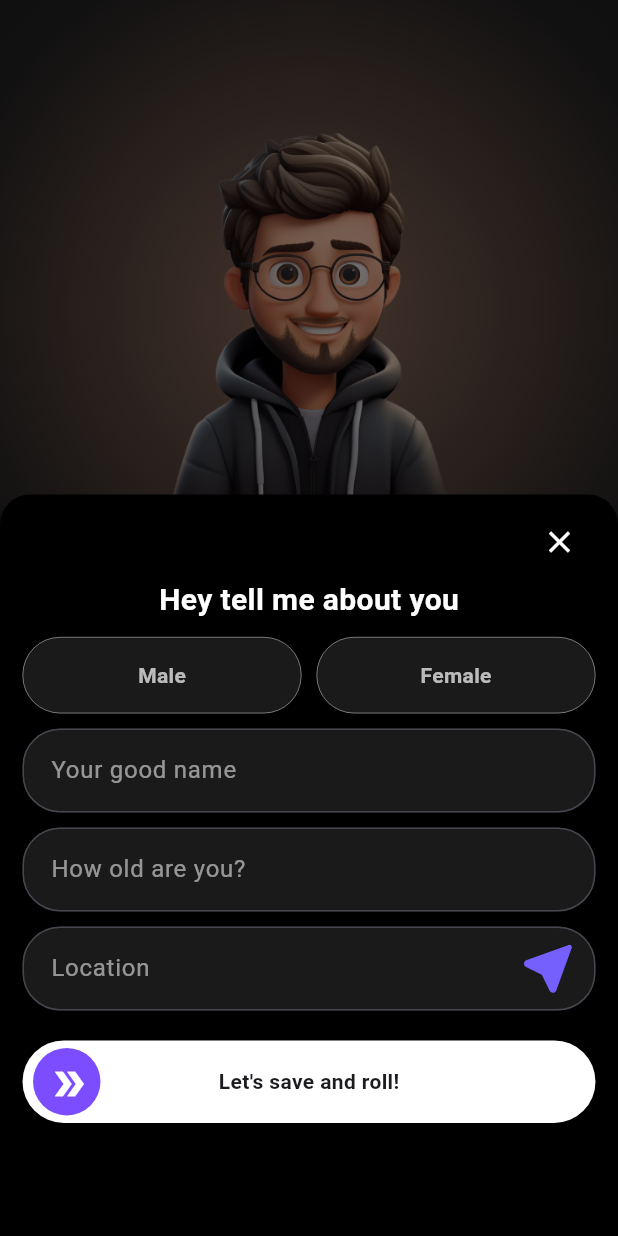
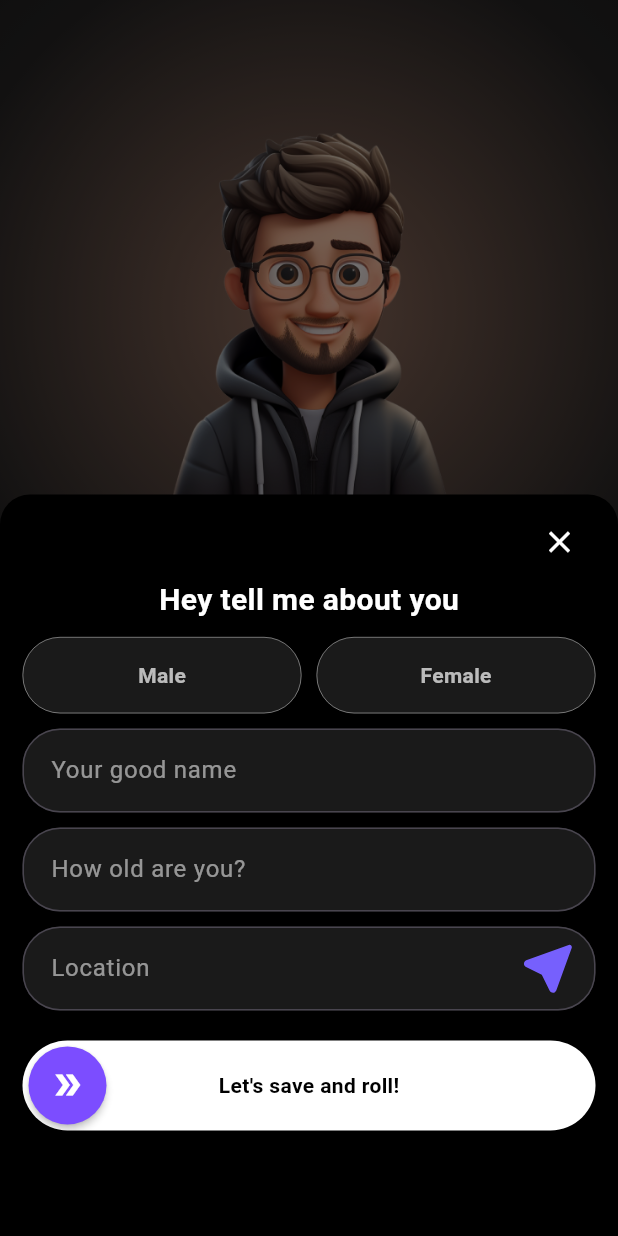
Before and after one commit to hafisRahman/flutter-profile-app, a Flutter app: the screen it shows after launch, on a phone screen of 412 x 824 dp. Run offline on Flutter 3.47's test engine with Material 3 defaults, Android fonts, the phone set to English and light mode, and no system bars; drawn by our look-alikes of swipeable_button_view; our stand-ins replace flutter_svg.

Commit message:
UI completed

```diff
--- a/lib/main.dart
+++ b/lib/main.dart
@@ -1,5 +1,4 @@
 import 'package:flutter/material.dart';
-import 'package:get/get.dart';
 import 'package:sample1/counter.dart';
 import 'package:sample1/screan1.dart';
 
@@ -12,7 +11,7 @@ class MainApp extends StatelessWidget {
 
   @override
   Widget build(BuildContext context) {
-    return GetMaterialApp(
+    return MaterialApp(
       debugShowCheckedModeBanner: false,
       home: ProfileScreen(),
     );
--- a/lib/screan1.dart
+++ b/lib/screan1.dart
@@ -1,10 +1,10 @@
 import 'package:flutter/material.dart';
-import 'package:get/get.dart';
 import 'package:sample1/consts/image_path.dart';
 import 'package:sample1/styles/app_colors.dart';
 import 'package:sample1/widgets/custom_inputfeild.dart';
 import 'package:sample1/widgets/gendr_selection_widget.dart';
-import 'package:sample1/widgets/swipe_to)save.dart';
+import 'package:sample1/widgets/save_button.dart';
+import 'package:sample1/widgets/swipe_to_save.dart';
 import 'package:sample1/widgets/text_styles.dart';
 
 class ProfileScreen extends StatefulWidget {
@@ -49,8 +49,10 @@ class _ProfileScreenState extends State<ProfileScreen> {
                   builder: (context, scrollController) {
                     return AboutYouModal(
                       onClose: () {
+                        if (mounted) {
                           setState(() => isBottomSheetOpen = false);
                           Navigator.pop(context);
+                        }
                       },
                       onSave: (String name, String age, String gender,
                           String location) {
@@ -62,7 +64,12 @@ class _ProfileScreenState extends State<ProfileScreen> {
                           isBottomSheetOpen = false;
                           childSize = 0.6; // Reset to initial height
                         });
-                        Get.back();
+                        //     Delay closing the modal to allow the animation to complete
+                        Future.delayed(Duration(seconds: 2), () {
+                          if (mounted) {
+                            Navigator.pop(context);
+                          }
+                        });
                       },
                     );
                   },
@@ -96,7 +103,6 @@ class _ProfileScreenState extends State<ProfileScreen> {
           decoration: BoxDecoration(gradient: AppColors.linearGradient),
           child: Column(
             children: [
-              // Avatar Section
               Container(
                 width: double.infinity,
                 height: MediaQuery.of(context).size.height * 0.5,
@@ -116,7 +122,6 @@ class _ProfileScreenState extends State<ProfileScreen> {
                 ),
               ),
               const Spacer(),
-              // Saved Info Section
               if (savedName != null)
                 Padding(
                   padding: const EdgeInsets.all(20),
@@ -138,21 +143,16 @@ class _ProfileScreenState extends State<ProfileScreen> {
                   ),
                 ),
               const Spacer(),
-              // Swipe-Up Indicator
               GestureDetector(
                 onTap: _showBottomSheet,
-                child: SizedBox(
                 child: Column(
                   children: [
                     const Icon(Icons.keyboard_arrow_up,
                         size: 40, color: Colors.white),
                     const SizedBox(height: 10),
-                      const Text(
-                        "Swipe up to edit profile",
-                        style: TextStyle(color: Colors.white70),
-                      ),
+                    const Text("Swipe up to edit profile",
+                        style: TextStyle(color: Colors.white70)),
                   ],
-                  ),
                 ),
               ),
               const SizedBox(height: 20),
@@ -173,11 +173,7 @@ class AboutYouModal extends StatefulWidget {
     String location,
   ) onSave;
 
-  const AboutYouModal({
-    super.key,
-    required this.onClose,
-    required this.onSave,
-  });
+  const AboutYouModal({super.key, required this.onClose, required this.onSave});
 
   @override
   State<AboutYouModal> createState() => _AboutYouModalState();
@@ -195,7 +191,6 @@ class _AboutYouModalState extends State<AboutYouModal> {
     nameController.dispose();
     ageController.dispose();
     locationController.dispose();
-
     super.dispose();
   }
 
@@ -214,73 +209,59 @@ class _AboutYouModalState extends State<AboutYouModal> {
             alignment: Alignment.topRight,
             child: IconButton(
               icon: const Icon(Icons.close, color: Colors.white),
-              onPressed: () {
-                widget.onClose();
-                Get.back();
-              },
+              onPressed: widget.onClose,
             ),
           ),
           normalText(text: "Hey tell me about you"),
           const SizedBox(height: 10),
-
-          // Gender Selection Row
           Row(
             children: [
               GenderSelectionButton(
                 label: 'Male',
                 selectedGender: selectedGender ?? '',
-                onTap: () {
-                  setState(() {
-                    selectedGender = 'Male';
-                  });
-                },
+                onTap: () => setState(() => selectedGender = 'Male'),
               ),
               const SizedBox(width: 10),
               GenderSelectionButton(
                 label: 'Female',
                 selectedGender: selectedGender ?? '',
-                onTap: () {
-                  setState(() {
-                    selectedGender = 'Female';
-                  });
-                },
+                onTap: () => setState(() => selectedGender = 'Female'),
               ),
             ],
           ),
           const SizedBox(height: 10),
-
           CustomInputField(
-            controller: nameController,
-            hintText: 'Your good name',
-          ),
+              controller: nameController, hintText: 'Your good name'),
           const SizedBox(height: 10),
           CustomInputField(
               controller: ageController,
               hintText: 'How old are you?',
-            keyboardType: TextInputType.number,
-          ),
+              keyboardType: TextInputType.number),
           const SizedBox(height: 10),
           CustomInputField(
               controller: locationController,
               hintText: 'Location',
-            keyboardType: TextInputType.number,
               isSuffixIcon: true,
-            svgSuffixIcon: locationIcon, // Path to SVG file
-          ),
-
+              svgSuffixIcon: locationIcon),
           const SizedBox(height: 20),
-
-          SwipeToSaveButton(
-            onSave: () {
-              widget.onSave(
+          SaveButton(
+            onSave: () => widget.onSave(
               nameController.text,
               ageController.text,
               selectedGender ?? '',
               locationController.text,
-              );
-            },
-            onComplete: widget.onClose,
             ),
+          ),
+          // SizedBox(
+          //   height: 10,
+          // ),
+          // SwipeToSaveButton(
+          //     onSave: () => widget.onSave(
+          //         nameController.text,
+          //         ageController.text,
+          //         selectedGender ?? '',
+          //         locationController.text),
+          //     onComplete: widget.onClose),
         ],
       ),
     );
--- /dev/null
+++ b/lib/widgets/save_button.dart
@@ -0,0 +1,74 @@
+import 'package:flutter/material.dart';
+import 'package:swipeable_button_view/swipeable_button_view.dart';
+
+class SaveButton extends StatefulWidget {
+  final VoidCallback onSave;
+
+  const SaveButton({super.key, required this.onSave});
+
+  @override
+  State<SaveButton> createState() => _SaveButtonState();
+}
+
+class _SaveButtonState extends State<SaveButton> {
+  bool isFinished = false;
+  bool isLoading = false;
+  double scale = 1.0; // For smooth scaling animation
+
+  @override
+  Widget build(BuildContext context) {
+    return Center(
+      child: AnimatedContainer(
+        duration: Duration(milliseconds: 300),
+        curve: Curves.easeInOut,
+        transform: Matrix4.identity()..scale(scale), // Scale animation
+        child: SwipeableButtonView(
+          isFinished: isFinished,
+          onFinish: () async {
+            setState(() {
+              isFinished = false;
+              isLoading = false;
+              scale = 1.0; // Reset scale
+            });
+          },
+          onWaitingProcess: () async {
+            setState(() => scale = 0.9); // Shrink button slightly
+            await Future.delayed(Duration(milliseconds: 200));
+
+            setState(() => isLoading = true); // Show loader
+            await Future.delayed(
+                Duration(milliseconds: 200)); // Simulate save process
+            widget.onSave();
+
+            setState(() {
+              isFinished = true;
+              isLoading = false;
+              scale = 1.0; // Restore scale
+            });
+
+            await Future.delayed(Duration(seconds: 1));
+            setState(() => isFinished = false);
+          },
+          activeColor: Colors.white,
+          buttonText: isLoading ? "saving..." : "Let's save and roll!",
+          buttontextstyle: TextStyle(
+            color: Colors.black,
+            fontWeight: FontWeight.bold,
+          ),
+          buttonWidget: isLoading
+              ? const SizedBox(
+                  width: 25,
+                  height: 25,
+                  child: CircularProgressIndicator(
+                    valueColor:
+                        AlwaysStoppedAnimation<Color>(Colors.deepPurpleAccent),
+                    strokeWidth: 3,
+                  ),
+                )
+              : const Icon(Icons.double_arrow, color: Colors.white),
+          buttonColor: Colors.deepPurpleAccent,
+        ),
+      ),
+    );
+  }
+}
--- a/pubspec.yaml
+++ b/pubspec.yaml
@@ -11,7 +11,9 @@ dependencies:
     sdk: flutter
   flutter_slidable: ^4.0.0
   flutter_svg: ^2.0.17
-  get: ^4.6.6
+  lottie: ^3.3.1
+  page_transition: ^2.2.1
+  swipeable_button_view: ^0.0.2
 
 dev_dependencies:
   flutter_test:
```
Also changed, not shown: lib/widgets/confirmation_page.dart (added, +15 -0 lines), lib/widgets/swipe_to_save.dart (renamed from lib/widgets/swipe_to)save.dart, +0 -101 lines), pubspec.lock. Lines whose indentation alone changed are shown as unchanged.
